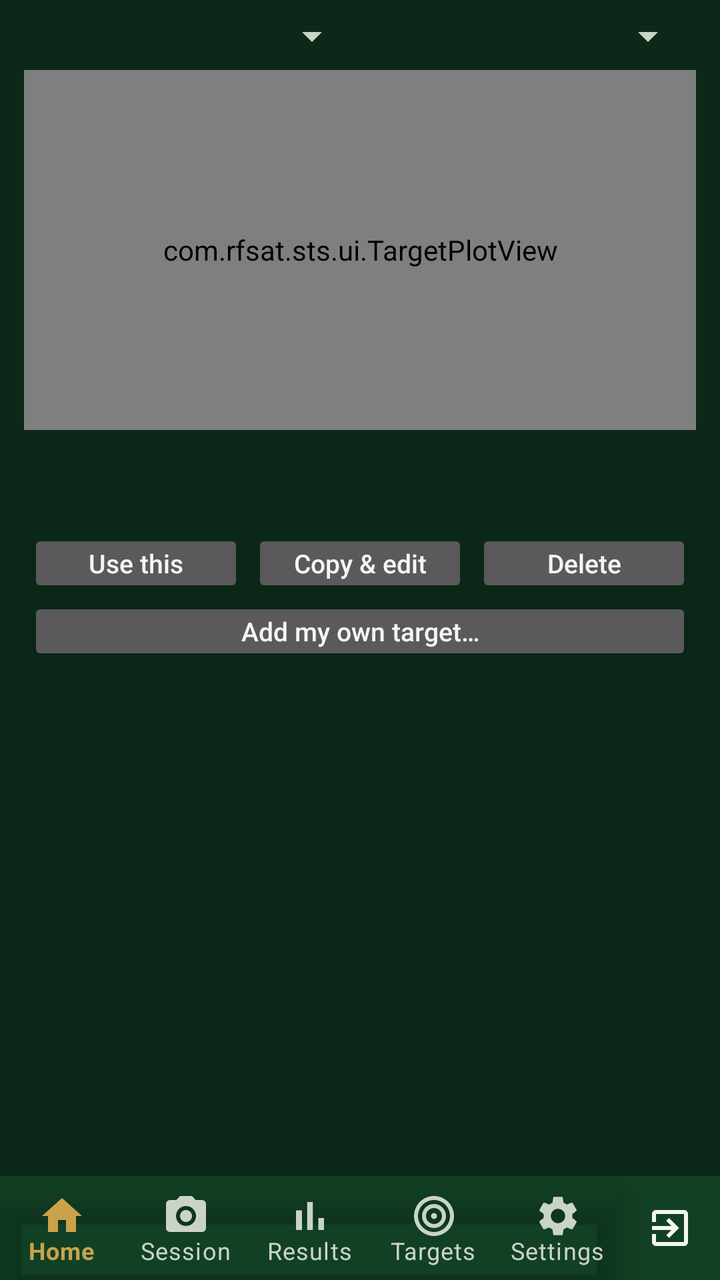
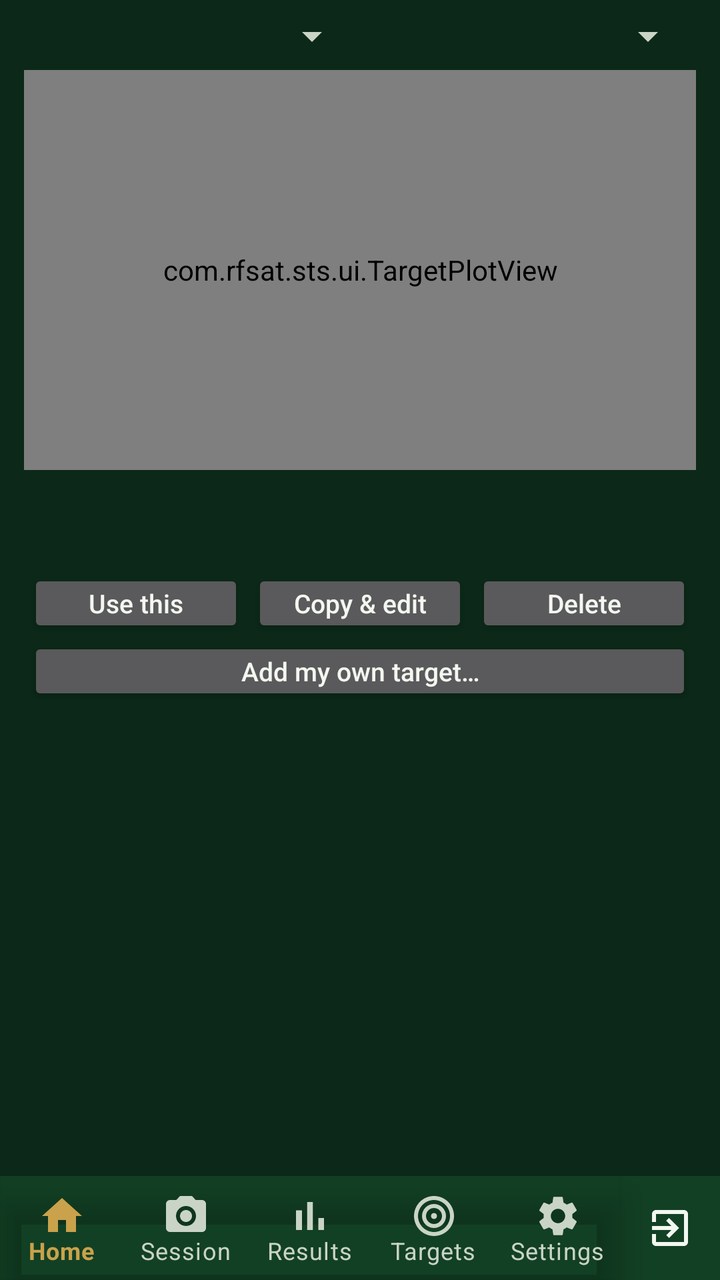

The first picture is an Android layout as it rendered before a commit; the second is the same layout after the commit. The layout source and the unified diff follow.
<!-- AndroidManifest.xml: application theme Theme.STS -->
<!-- res/layout/activity_targets.xml -->
<?xml version="1.0" encoding="utf-8"?>
<LinearLayout xmlns:android="http://schemas.android.com/apk/res/android"
    android:layout_width="match_parent"
    android:layout_height="match_parent"
    android:orientation="vertical">

    <LinearLayout
        android:layout_width="match_parent"
        android:layout_height="wrap_content"
        android:orientation="vertical"
        android:paddingStart="12dp"
        android:paddingEnd="12dp"
        android:paddingTop="6dp"
        android:paddingBottom="4dp">

        <LinearLayout
            android:layout_width="match_parent"
            android:layout_height="wrap_content"
            android:orientation="horizontal">
            <Spinner android:id="@+id/spDiscipline"
                android:layout_width="0dp" android:layout_weight="1"
                android:layout_height="wrap_content" />
            <Spinner android:id="@+id/spBody"
                android:layout_width="0dp" android:layout_weight="1"
                android:layout_height="wrap_content" />
        </LinearLayout>

        
        <com.rfsat.sts.ui.TargetPlotView
            android:id="@+id/plot"
            android:layout_width="match_parent"
            android:layout_height="180dp"
            android:layout_marginTop="5dp"
            android:background="@drawable/bg_card" />

        
        <TextView android:id="@+id/tvDetailHead"
            style="@style/Sts.Value"
            android:layout_marginTop="5dp"
            android:textSize="12sp" />

        <TableLayout android:id="@+id/tblFace"
            android:layout_width="match_parent"
            android:layout_height="wrap_content"
            android:layout_marginTop="4dp"
            android:shrinkColumns="1" />

        <TextView android:id="@+id/tvDetailFoot"
            style="@style/Sts.Value"
            android:layout_marginTop="4dp"
            android:textSize="12sp"
            android:justificationMode="inter_word" />

        <LinearLayout
            android:layout_width="match_parent"
            android:layout_height="wrap_content"
            android:orientation="horizontal"
            android:layout_marginTop="4dp">
            <Button android:id="@+id/btnUse"
                android:layout_width="0dp" android:layout_weight="1"
                android:layout_height="wrap_content" android:text="Use this"
                style="@style/Sts.ActionButton.Dense" />
            <Button android:id="@+id/btnEdit"
                android:layout_width="0dp" android:layout_weight="1"
                android:layout_height="wrap_content" android:text="Copy &amp; edit"
                style="@style/Sts.ActionButton.Dense" />
            <Button android:id="@+id/btnDelete"
                android:layout_width="0dp" android:layout_weight="1"
                android:layout_height="wrap_content" android:text="Delete"
                style="@style/Sts.ActionButton.Dense" />
        </LinearLayout>

        <Button android:id="@+id/btnImport"
            android:layout_width="match_parent"
            android:layout_height="wrap_content"
            android:text="Add my own target…"
                style="@style/Sts.ActionButton.Dense" />
    </LinearLayout>

    <ListView
        android:id="@+id/list"
        android:layout_width="match_parent"
        android:layout_height="0dp"
        android:layout_weight="1"
        android:layout_marginStart="12dp"
        android:layout_marginEnd="12dp" />

    <include layout="@layout/include_bottom_nav" />

</LinearLayout>
<!-- res/layout/include_bottom_nav.xml (included above) -->
<?xml version="1.0" encoding="utf-8"?>
<LinearLayout xmlns:android="http://schemas.android.com/apk/res/android"
    xmlns:app="http://schemas.android.com/apk/res-auto"
    android:layout_width="match_parent"
    android:layout_height="52dp"
    android:orientation="horizontal"
    android:background="?attr/colorSurface">

    <com.google.android.material.bottomnavigation.BottomNavigationView
        android:id="@+id/bottomNav"
        android:layout_width="0dp"
        android:layout_weight="1"
        android:layout_height="match_parent"
        android:background="@android:color/transparent"
        app:itemIconTint="@color/bottom_nav_item"
        app:itemTextColor="@color/bottom_nav_item"
        app:labelVisibilityMode="labeled"
        app:menu="@menu/bottom_nav_menu" />

    <LinearLayout
        android:id="@+id/btnExit"
        android:layout_width="50dp"
        android:layout_height="match_parent"
        android:orientation="vertical"
        android:gravity="center"
        android:background="?attr/selectableItemBackgroundBorderless"
        android:contentDescription="@string/nav_exit">

        
        <ImageView
            android:layout_width="24dp"
            android:layout_height="24dp"
            android:src="@drawable/ic_nav_exit"
            app:tint="?android:attr/textColorPrimary"
            android:importantForAccessibility="no" />
    </LinearLayout>
</LinearLayout>
<!-- resources referenced by this layout -->
<resources>
  <!-- drawable bg_card (drawable) -->
  <?xml version="1.0" encoding="utf-8"?>
  <shape xmlns:android="http://schemas.android.com/apk/res/android" android:shape="rectangle">
      <solid android:color="?attr/colorSurface" />
      <corners android:radius="10dp" />
      <stroke android:width="1dp" android:color="?android:attr/textColorTertiary" />
  </shape>
  <!-- drawable ic_nav_exit (drawable) -->
  <vector xmlns:android="http://schemas.android.com/apk/res/android"
      android:width="24dp" android:height="24dp"
      android:viewportWidth="24" android:viewportHeight="24">
      <path android:fillColor="@android:color/white" android:pathData="M10.09,15.59L11.5,17l5,-5 -5,-5 -1.41,1.41L12.67,11H3v2h9.67l-2.58,2.59zM19,3H5c-1.11,0 -2,0.9 -2,2v4h2V5h14v14H5v-4H3v4c0,1.1 0.89,2 2,2h14c1.1,0 2,-0.9 2,-2V5c0,-1.1 -0.9,-2 -2,-2z" />
  </vector>
  <string name="nav_exit">Exit</string>
  <style name="Sts.ActionButton.Dense" parent="Sts.ActionButton">
          <item name="android:minHeight">34dp</item>
          <item name="android:paddingTop">0dp</item>
          <item name="android:paddingBottom">0dp</item>
          <item name="android:textSize">13sp</item>
          <item name="android:layout_marginTop">0dp</item>
          <item name="android:layout_marginBottom">0dp</item>
      </style>
  <style name="Sts.Value" parent="">
          <item name="android:layout_width">match_parent</item>
          <item name="android:layout_height">wrap_content</item>
          <item name="android:textSize">14sp</item>
      </style>
  <style name="Theme.STS" parent="Theme.STS.Dark" />
  <style name="Sts.ActionButton" parent="Widget.AppCompat.Button">
          <item name="android:textAllCaps">false</item>
          <item name="android:textSize">14sp</item>
          <item name="android:minHeight">44dp</item>
          <item name="android:paddingLeft">10dp</item>
          <item name="android:paddingRight">10dp</item>
          <item name="android:layout_marginStart">2dp</item>
          <item name="android:layout_marginEnd">2dp</item>
      </style>
  <style name="Theme.STS.Dark" parent="Theme.STS.Base">
          <item name="android:windowBackground">@color/dark_bg</item>
          <item name="colorSurface">@color/dark_surface</item>
          <item name="colorPrimary">@color/dark_accent</item>
          <item name="colorSecondary">@color/dark_accent</item>
          <item name="colorAccent">@color/dark_accent</item>
          <item name="colorOnPrimary">@color/dark_on_accent</item>
          <item name="colorOnSecondary">@color/dark_on_accent</item>
          <item name="android:colorBackground">@color/dark_surface</item>
          <item name="android:textColorPrimary">@color/dark_text</item>
          <item name="android:textColorSecondary">@color/dark_text_dim</item>
          <item name="android:textColorTertiary">#C9D4C6</item>
          <item name="android:textColorHint">#A6B2A4</item>
          <item name="colorOnSurface">@color/dark_text</item>
          <item name="colorOnBackground">@color/dark_text</item>
      </style>
  <style name="Theme.STS.Base" parent="Theme.MaterialComponents.NoActionBar">
          <item name="android:statusBarColor">@color/dark_bg</item>
      </style>
  <color name="dark_bg">#0B2818</color>
  <color name="dark_surface">#124024</color>
  <color name="dark_accent">#C9A24B</color>
  <color name="dark_on_accent">#141008</color>
  <color name="dark_text">#F2F7F0</color>
  <color name="dark_text_dim">#C9D4C6</color>
</resources>

<!-- the commit's change to res/layout/activity_targets.xml (unified diff, before → after) -->
@@ -29,7 +29,7 @@
         <com.rfsat.sts.ui.TargetPlotView
             android:id="@+id/plot"
             android:layout_width="match_parent"
-            android:layout_height="180dp"
+            android:layout_height="200dp"
             android:layout_marginTop="5dp"
             android:background="@drawable/bg_card" />
 
@@ -82,6 +82,7 @@
         android:layout_width="match_parent"
         android:layout_height="0dp"
         android:layout_weight="1"
+        android:minHeight="96dp"
         android:layout_marginStart="12dp"
         android:layout_marginEnd="12dp" />
 
